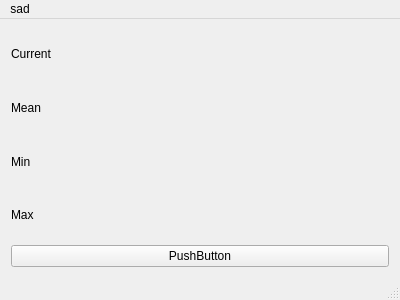
The window that sooScreenServer/mainwindow.ui (B-LechCode/sooScreenShare) describes before a commit, drawn with Qt 5.
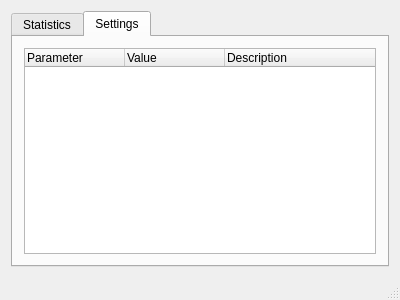
The same window after the commit. The open tabs and pages were chosen to show the change.

The edit to the form file:
```diff
--- a/sooScreenServer/mainwindow.ui
+++ b/sooScreenServer/mainwindow.ui
@@ -16,6 +16,16 @@
   <widget class="QWidget" name="centralWidget">
    <layout class="QVBoxLayout" name="verticalLayout">
     <item>
+     <widget class="QTabWidget" name="tabWidget">
+      <property name="currentIndex">
+       <number>0</number>
+      </property>
+      <widget class="QWidget" name="tab_statistics">
+       <attribute name="title">
+        <string>Statistics</string>
+       </attribute>
+       <layout class="QVBoxLayout" name="verticalLayout_2">
+        <item>
      <layout class="QHBoxLayout" name="horizontalLayout_4">
       <item>
        <widget class="QLabel" name="label_3">
@@ -33,24 +43,6 @@
       </item>
      </layout>
     </item>
-    <item>
-     <layout class="QHBoxLayout" name="horizontalLayout_3">
-      <item>
-       <widget class="QLabel" name="label">
-        <property name="text">
-         <string>Mean</string>
-        </property>
-       </widget>
-      </item>
-      <item>
-       <widget class="QLabel" name="lblMean">
-        <property name="text">
-         <string/>
-        </property>
-       </widget>
-      </item>
-     </layout>
-    </item>
     <item>
      <layout class="QHBoxLayout" name="horizontalLayout">
       <item>
@@ -69,6 +61,24 @@
       </item>
      </layout>
     </item>
+        <item>
+         <layout class="QHBoxLayout" name="horizontalLayout_3">
+          <item>
+           <widget class="QLabel" name="label">
+            <property name="text">
+             <string>Mean</string>
+            </property>
+           </widget>
+          </item>
+          <item>
+           <widget class="QLabel" name="lblMean">
+            <property name="text">
+             <string/>
+            </property>
+           </widget>
+          </item>
+         </layout>
+        </item>
     <item>
      <layout class="QHBoxLayout" name="horizontalLayout_2">
       <item>
@@ -87,30 +97,37 @@
       </item>
      </layout>
     </item>
+       </layout>
+      </widget>
+      <widget class="QWidget" name="tab_settings">
+       <attribute name="title">
+        <string>Settings</string>
+       </attribute>
+       <layout class="QVBoxLayout" name="verticalLayout_3">
     <item>
-     <widget class="QPushButton" name="pushButton">
+         <widget class="QTreeWidget" name="twSettings">
+          <column>
       <property name="text">
-       <string>PushButton</string>
-      </property>
+            <string>Parameter</string>
+           </property>
+          </column>
+          <column>
+           <property name="text">
+            <string>Value</string>
+           </property>
+          </column>
+          <column>
+           <property name="text">
+            <string>Description</string>
+           </property>
+          </column>
      </widget>
     </item>
    </layout>
   </widget>
-  <widget class="QMenuBar" name="menuBar">
-   <property name="geometry">
-    <rect>
-     <x>0</x>
-     <y>0</y>
-     <width>400</width>
-     <height>20</height>
-    </rect>
-   </property>
-   <widget class="QMenu" name="menu">
-    <property name="title">
-     <string>sad</string>
-    </property>
-   </widget>
-   <addaction name="menu"/>
+     </widget>
+    </item>
+   </layout>
   </widget>
   <widget class="QStatusBar" name="statusBar"/>
  </widget>
```
Lines whose indentation alone changed are shown as unchanged.
